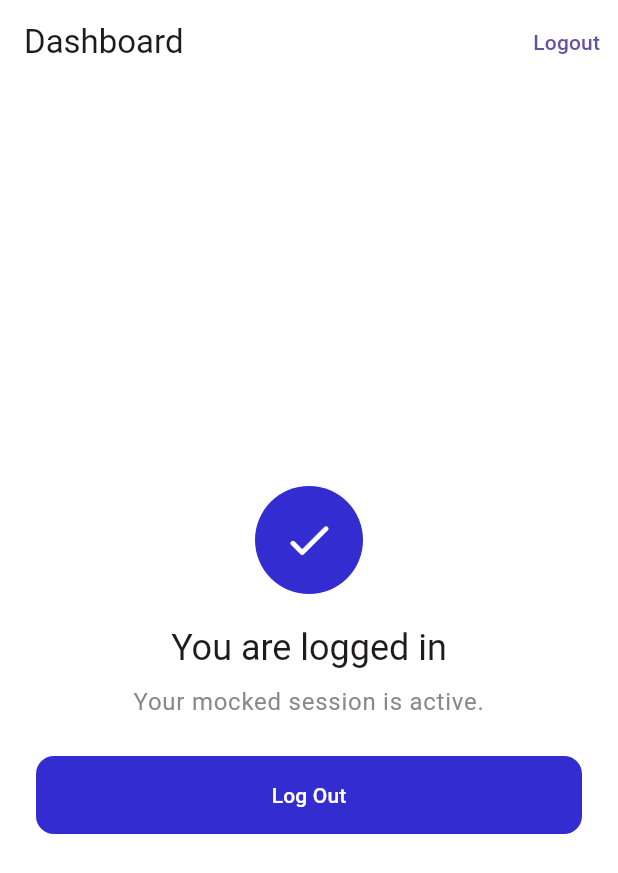
After one commit to faizsr/zipmart, a Flutter app: the DashboardPage screen opened by its route, on a phone screen of 412 x 824 dp. The commit adds this screen. Shown: the top 873 px of the screen. Run offline on Flutter 3.47's test engine with Material 3 defaults, Android fonts, the light colour scheme and no system bars; our stand-ins replace flutter_bloc, get_it, go_router, shared_preferences; accounts and stored records are empty; Roboto replaces fonts that are missing (Google Sans).

Commit message:
Local login feature completed with go router setup

```diff
--- /dev/null
+++ b/lib/src/config/router/app_router_config.dart
@@ -0,0 +1,25 @@
+import 'package:go_router/go_router.dart';
+import 'package:zipmart/src/config/router/app_routes.dart';
+import 'package:zipmart/src/features/auth/presentation/pages/login_page.dart';
+import 'package:zipmart/src/features/dashboard/presentation/pages/dashboard_page.dart';
+import 'package:zipmart/src/features/splash/presentation/views/splash_page.dart';
+
+class AppRouterConfig {
+  static GoRouter router = GoRouter(
+    initialLocation: AppRoutes.splash,
+    routes: [
+      GoRoute(
+        path: AppRoutes.splash,
+        builder: (context, state) => const SplashPage(),
+      ),
+      GoRoute(
+        path: AppRoutes.login,
+        builder: (context, state) => const LoginPage(),
+      ),
+      GoRoute(
+        path: AppRoutes.dashboard,
+        builder: (context, state) => const DashboardPage(),
+      ),
+    ],
+  );
+}
--- /dev/null
+++ b/lib/src/config/router/app_routes.dart
@@ -0,0 +1,5 @@
+class AppRoutes {
+  static const splash = '/splash';
+  static const login = '/login';
+  static const dashboard = '/dashboard';
+}
--- a/lib/src/core/widgets/k_filled_button.dart
+++ b/lib/src/core/widgets/k_filled_button.dart
@@ -32,6 +32,7 @@ class KFilledButton extends StatelessWidget {
         style: FilledButton.styleFrom(
           backgroundColor: bgColor,
           foregroundColor: fgColor,
+          disabledBackgroundColor: bgColor.withValues(alpha: 0.8),
           padding: padding ?? EdgeInsets.all(16),
           shape: RoundedRectangleBorder(
             borderRadius: BorderRadius.circular(12),
--- a/lib/src/features/auth/domain/repositories/auth_repository.dart
+++ b/lib/src/features/auth/domain/repositories/auth_repository.dart
@@ -1,5 +1,7 @@
 import '../entities/user_entity.dart';
 
 abstract class AuthRepository {
-  Future<bool> login(UserEntity user);
+  Future<void> login(UserEntity user);
+  Future<bool> isLoggedIn();
+  Future<void> logout();
 }
--- /dev/null
+++ b/lib/src/features/auth/domain/usecases/check_auth_status_usecase.dart
@@ -0,0 +1,11 @@
+import '../repositories/auth_repository.dart';
+
+class CheckAuthStatusUsecase {
+  CheckAuthStatusUsecase(this._repository);
+
+  final AuthRepository _repository;
+
+  Future<bool> call() {
+    return _repository.isLoggedIn();
+  }
+}
--- a/lib/src/features/auth/domain/usecases/login_usecase.dart
+++ b/lib/src/features/auth/domain/usecases/login_usecase.dart
@@ -6,7 +6,7 @@ class LoginUsecase {
 
   final AuthRepository _repository;
 
-  Future<bool> call(UserEntity user) {
+  Future<void> call(UserEntity user) {
     return _repository.login(user);
   }
 }
--- /dev/null
+++ b/lib/src/features/auth/domain/usecases/logout_usecase.dart
@@ -0,0 +1,11 @@
+import '../repositories/auth_repository.dart';
+
+class LogoutUsecase {
+  LogoutUsecase(this._repository);
+
+  final AuthRepository _repository;
+
+  Future<void> call() {
+    return _repository.logout();
+  }
+}
--- /dev/null
+++ b/lib/src/features/auth/presentation/bloc/bloc/auth_bloc.dart
@@ -0,0 +1,51 @@
+import 'dart:async';
+
+import 'package:flutter/material.dart';
+import 'package:flutter_bloc/flutter_bloc.dart';
+import 'package:zipmart/src/features/auth/domain/entities/user_entity.dart';
+import 'package:zipmart/src/features/auth/domain/usecases/check_auth_status_usecase.dart';
+import 'package:zipmart/src/features/auth/domain/usecases/login_usecase.dart';
+import 'package:zipmart/src/features/auth/domain/usecases/logout_usecase.dart';
+
+part 'auth_event.dart';
+part 'auth_state.dart';
+
+class AuthBloc extends Bloc<AuthEvent, AuthState> {
+  final LoginUsecase loginUsecase;
+  final LogoutUsecase logoutUsecase;
+  final CheckAuthStatusUsecase checkAuthStatusUsecase;
+
+  AuthBloc({
+    required this.loginUsecase,
+    required this.logoutUsecase,
+    required this.checkAuthStatusUsecase,
+  }) : super(AuthInitial()) {
+    on<AuthLogin>(_onAuthLogin);
+    on<CheckAuthStatus>(_onCheckAuthStatus);
+    on<AuthLogout>(_onAuthLogout);
+  }
+
+  FutureOr<void> _onAuthLogin(AuthLogin event, Emitter<AuthState> emit) async {
+    emit(AuthLoading());
+    await loginUsecase.call(event.user);
+    emit(AuthStatus(isLoggedIn: true));
+  }
+
+  FutureOr<void> _onCheckAuthStatus(
+    CheckAuthStatus event,
+    Emitter<AuthState> emit,
+  ) async {
+    bool isLoggedIn = await checkAuthStatusUsecase.call();
+    // forced waiting to display splash page
+    await Future.delayed(Duration(milliseconds: 2500));
+    emit(AuthStatus(isLoggedIn: isLoggedIn));
+  }
+
+  FutureOr<void> _onAuthLogout(
+    AuthLogout event,
+    Emitter<AuthState> emit,
+  ) async {
+    await logoutUsecase.call();
+    emit(AuthStatus(isLoggedIn: false));
+  }
+}
--- /dev/null
+++ b/lib/src/features/auth/presentation/bloc/bloc/auth_event.dart
@@ -0,0 +1,14 @@
+part of 'auth_bloc.dart';
+
+@immutable
+sealed class AuthEvent {}
+
+class AuthLogin extends AuthEvent {
+  final UserEntity user;
+
+  AuthLogin(this.user);
+}
+
+class CheckAuthStatus extends AuthEvent {}
+
+class AuthLogout extends AuthEvent {}
--- /dev/null
+++ b/lib/src/features/auth/presentation/bloc/bloc/auth_state.dart
@@ -0,0 +1,14 @@
+part of 'auth_bloc.dart';
+
+@immutable
+sealed class AuthState {}
+
+final class AuthInitial extends AuthState {}
+
+class AuthLoading extends AuthState {}
+
+class AuthStatus extends AuthState {
+  final bool isLoggedIn;
+
+  AuthStatus({required this.isLoggedIn});
+}
--- /dev/null
+++ b/lib/src/features/dashboard/presentation/pages/dashboard_page.dart
@@ -0,0 +1,85 @@
+import 'package:flutter/material.dart';
+import 'package:flutter_bloc/flutter_bloc.dart';
+import 'package:go_router/go_router.dart';
+import 'package:zipmart/src/config/router/app_routes.dart';
+import 'package:zipmart/src/core/constants/app_constants.dart';
+import 'package:zipmart/src/core/styles/app_colors.dart';
+import 'package:zipmart/src/core/widgets/k_filled_button.dart';
+import 'package:zipmart/src/features/auth/presentation/bloc/bloc/auth_bloc.dart';
+
+class DashboardPage extends StatelessWidget {
+  const DashboardPage({super.key, this.email});
+
+  final String? email;
+
+  @override
+  Widget build(BuildContext context) {
+    return BlocListener<AuthBloc, AuthState>(
+      listenWhen: (previous, current) =>
+          current is AuthStatus && !current.isLoggedIn,
+      listener: (context, state) {
+        context.go(AppRoutes.login);
+      },
+      child: Scaffold(
+        appBar: AppBar(
+          title: const Text('Dashboard'),
+          actions: [
+            TextButton(
+              onPressed: () {
+                context.read<AuthBloc>().add(AuthLogout());
+              },
+              child: const Text('Logout'),
+            ),
+          ],
+        ),
+        body: Center(
+          child: Padding(
+            padding: const EdgeInsets.all(24),
+            child: Column(
+              mainAxisSize: MainAxisSize.min,
+              children: [
+                Container(
+                  width: 72,
+                  height: 72,
+                  decoration: const BoxDecoration(
+                    color: AppColors.blue,
+                    shape: BoxShape.circle,
+                  ),
+                  alignment: Alignment.center,
+                  child: const Icon(
+                    Icons.check_rounded,
+                    color: AppColors.white,
+                    size: 36,
+                  ),
+                ),
+                vSpace20,
+                Text(
+                  'You are logged in',
+                  style: Theme.of(context).textTheme.headlineSmall,
+                ),
+                vSpace8,
+                Text(
+                  email == null || email!.isEmpty
+                      ? 'Your mocked session is active.'
+                      : 'Signed in as $email',
+                  textAlign: TextAlign.center,
+                  style: Theme.of(
+                    context,
+                  ).textTheme.bodyLarge?.copyWith(color: AppColors.grey),
+                ),
+                vSpace24,
+                KFilledButton(
+                  text: 'Log Out',
+                  width: 220,
+                  onPressed: () {
+                    context.read<AuthBloc>().add(AuthLogout());
+                  },
+                ),
+              ],
+            ),
+          ),
+        ),
+      ),
+    );
+  }
+}
--- a/pubspec.yaml
+++ b/pubspec.yaml
@@ -34,6 +34,10 @@ dependencies:
   # The following adds the Cupertino Icons font to your application.
   # Use with the CupertinoIcons class for iOS style icons.
   cupertino_icons: ^1.0.8
+  flutter_bloc: ^9.1.1
+  shared_preferences: ^2.5.3
+  get_it: ^9.2.1
+  go_router: ^17.2.2
 
 dev_dependencies:
   flutter_test:
```
Also changed, not shown: lib/main.dart (+17 -7 lines), lib/src/config/di/injections.dart (added, +14 -0 lines), lib/src/features/auth/auth_injections.dart (added, +32 -0 lines), lib/src/features/auth/data/datasources/auth_local_data_source.dart (+24 -3 lines), lib/src/features/auth/data/models/user_model.dart (+6 -3 lines), lib/src/features/auth/data/repositories/auth_repository_impl.dart (+12 -2 lines), lib/src/features/auth/presentation/pages/login_page.dart (+46 -14 lines), lib/src/features/splash/presentation/views/splash_page.dart (added, +58 -0 lines), pubspec.lock, 1 other file.
